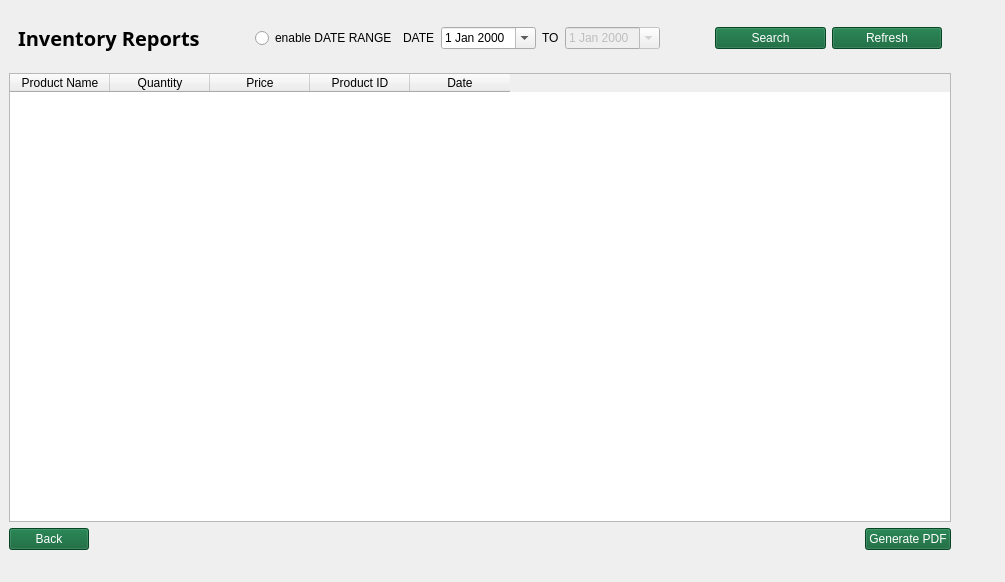
Bideiro/Ranil_project_py, file Screens/MainMenuScreens/Reports/Inventory_Report.ui: the form before one commit.
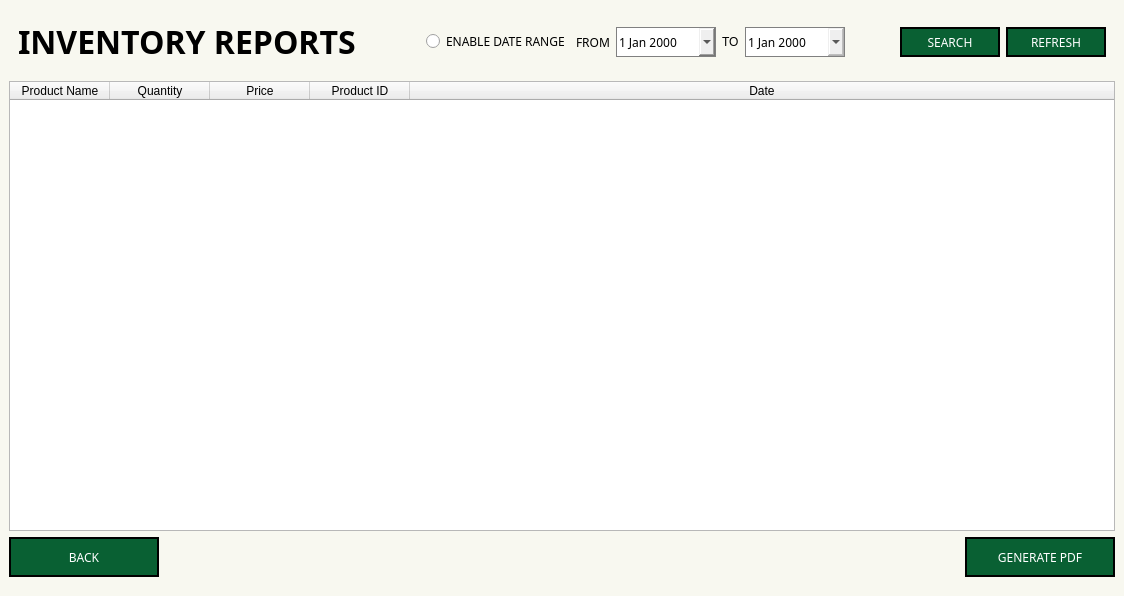
The form after the commit.

The edit to the form file:
```diff
--- a/Screens/MainMenuScreens/Reports/Inventory_Report.ui
+++ b/Screens/MainMenuScreens/Reports/Inventory_Report.ui
@@ -6,15 +6,44 @@
    <rect>
     <x>0</x>
     <y>0</y>
-    <width>1005</width>
-    <height>582</height>
+    <width>1124</width>
+    <height>596</height>
    </rect>
   </property>
   <property name="windowTitle">
    <string>MainWindow</string>
   </property>
   <widget class="QWidget" name="centralwidget">
+   <property name="styleSheet">
+    <string notr="true">.QWidget{
+background-color: #F8F8F0;
+}
+.QPushButton{
+background-color: #096033;
+border: 2px solid;
+color: white
+}
+.QDateEdit{
+border : 1px solid gray;
+color: black
+}
+#Sales_Table{
+border : 2px solid #ABE27D;
+}</string>
+   </property>
    <layout class="QHBoxLayout" name="horizontalLayout">
+    <property name="leftMargin">
+     <number>0</number>
+    </property>
+    <property name="topMargin">
+     <number>0</number>
+    </property>
+    <property name="rightMargin">
+     <number>0</number>
+    </property>
+    <property name="bottomMargin">
+     <number>10</number>
+    </property>
     <item>
      <widget class="QWidget" name="widget" native="true">
       <property name="styleSheet">
@@ -24,15 +53,8 @@
 
 }</string>
       </property>
-      <widget class="QWidget" name="layoutWidget">
-       <property name="geometry">
-        <rect>
-         <x>0</x>
-         <y>0</y>
-         <width>942</width>
-         <height>541</height>
-        </rect>
-       </property>
+      <layout class="QVBoxLayout" name="verticalLayout_2">
+       <item>
        <layout class="QVBoxLayout" name="verticalLayout">
         <item>
          <widget class="QWidget" name="widget_2" native="true">
@@ -53,13 +75,14 @@
              </property>
              <property name="font">
               <font>
-               <family>DM Sans 14pt SemiBold</family>
-               <pointsize>15</pointsize>
+                <family>DM Sans</family>
+                <pointsize>24</pointsize>
+                <weight>75</weight>
                <bold>true</bold>
               </font>
              </property>
              <property name="text">
-              <string>Inventory Reports</string>
+               <string>INVENTORY REPORTS</string>
              </property>
             </widget>
            </item>
@@ -69,7 +92,7 @@
               <enum>Qt::Horizontal</enum>
              </property>
              <property name="sizeType">
-              <enum>QSizePolicy::Fixed</enum>
+               <enum>QSizePolicy::Expanding</enum>
              </property>
              <property name="sizeHint" stdset="0">
               <size>
@@ -84,20 +107,47 @@
              <layout class="QHBoxLayout" name="horizontalLayout_4">
               <item>
                <widget class="QRadioButton" name="radioButton">
+                 <property name="font">
+                  <font>
+                   <family>DM Sans</family>
+                  </font>
+                 </property>
                 <property name="text">
-                 <string>enable DATE RANGE</string>
+                  <string>ENABLE DATE RANGE</string>
                 </property>
                </widget>
               </item>
               <item>
                <widget class="QLabel" name="label_2">
+                 <property name="font">
+                  <font>
+                   <family>DM Sans</family>
+                  </font>
+                 </property>
                 <property name="text">
-                 <string>DATE</string>
+                  <string>FROM</string>
                 </property>
                </widget>
               </item>
               <item>
                <widget class="QDateEdit" name="FDate_DE">
+                 <property name="sizePolicy">
+                  <sizepolicy hsizetype="Fixed" vsizetype="Fixed">
+                   <horstretch>0</horstretch>
+                   <verstretch>0</verstretch>
+                  </sizepolicy>
+                 </property>
+                 <property name="minimumSize">
+                  <size>
+                   <width>100</width>
+                   <height>30</height>
+                  </size>
+                 </property>
+                 <property name="font">
+                  <font>
+                   <family>DM Sans</family>
+                  </font>
+                 </property>
                 <property name="calendarPopup">
                  <bool>true</bool>
                 </property>
@@ -115,6 +165,23 @@
                 <property name="enabled">
                  <bool>false</bool>
                 </property>
+                 <property name="sizePolicy">
+                  <sizepolicy hsizetype="Fixed" vsizetype="Fixed">
+                   <horstretch>0</horstretch>
+                   <verstretch>0</verstretch>
+                  </sizepolicy>
+                 </property>
+                 <property name="minimumSize">
+                  <size>
+                   <width>100</width>
+                   <height>30</height>
+                  </size>
+                 </property>
+                 <property name="font">
+                  <font>
+                   <family>DM Sans</family>
+                  </font>
+                 </property>
                 <property name="calendarPopup">
                  <bool>true</bool>
                 </property>
@@ -141,15 +208,61 @@
            </item>
            <item>
             <widget class="QPushButton" name="Search_btn">
+              <property name="sizePolicy">
+               <sizepolicy hsizetype="Fixed" vsizetype="Fixed">
+                <horstretch>0</horstretch>
+                <verstretch>0</verstretch>
+               </sizepolicy>
+              </property>
+              <property name="minimumSize">
+               <size>
+                <width>100</width>
+                <height>30</height>
+               </size>
+              </property>
+              <property name="sizeIncrement">
+               <size>
+                <width>100</width>
+                <height>30</height>
+               </size>
+              </property>
+              <property name="font">
+               <font>
+                <family>DM Sans</family>
+               </font>
+              </property>
              <property name="text">
-              <string>Search</string>
+               <string>SEARCH</string>
              </property>
             </widget>
            </item>
            <item>
             <widget class="QPushButton" name="Refresh_btn">
+              <property name="sizePolicy">
+               <sizepolicy hsizetype="Fixed" vsizetype="Fixed">
+                <horstretch>0</horstretch>
+                <verstretch>0</verstretch>
+               </sizepolicy>
+              </property>
+              <property name="minimumSize">
+               <size>
+                <width>100</width>
+                <height>30</height>
+               </size>
+              </property>
+              <property name="sizeIncrement">
+               <size>
+                <width>100</width>
+                <height>30</height>
+               </size>
+              </property>
+              <property name="font">
+               <font>
+                <family>DM Sans</family>
+               </font>
+              </property>
              <property name="text">
-              <string>Refresh</string>
+               <string>REFRESH</string>
              </property>
             </widget>
            </item>
@@ -158,6 +271,11 @@
         </item>
         <item>
          <widget class="QTableWidget" name="tableWidget">
+           <property name="font">
+            <font>
+             <family>DM Sans</family>
+            </font>
+           </property>
           <property name="sizeAdjustPolicy">
            <enum>QAbstractScrollArea::AdjustToContents</enum>
           </property>
@@ -173,6 +291,12 @@
           <property name="sortingEnabled">
            <bool>true</bool>
           </property>
+           <attribute name="horizontalHeaderCascadingSectionResizes">
+            <bool>true</bool>
+           </attribute>
+           <attribute name="horizontalHeaderStretchLastSection">
+            <bool>true</bool>
+           </attribute>
           <column>
            <property name="text">
             <string>Product Name</string>
@@ -204,8 +328,25 @@
          <layout class="QHBoxLayout" name="horizontalLayout_2">
           <item>
            <widget class="QPushButton" name="pushButton_2">
+             <property name="sizePolicy">
+              <sizepolicy hsizetype="Fixed" vsizetype="Fixed">
+               <horstretch>0</horstretch>
+               <verstretch>0</verstretch>
+              </sizepolicy>
+             </property>
+             <property name="minimumSize">
+              <size>
+               <width>150</width>
+               <height>40</height>
+              </size>
+             </property>
+             <property name="font">
+              <font>
+               <family>DM Sans</family>
+              </font>
+             </property>
             <property name="text">
-             <string>Back</string>
+              <string>BACK</string>
             </property>
            </widget>
           </item>
@@ -224,15 +365,33 @@
           </item>
           <item>
            <widget class="QPushButton" name="generateBtn">
+             <property name="sizePolicy">
+              <sizepolicy hsizetype="Fixed" vsizetype="Fixed">
+               <horstretch>0</horstretch>
+               <verstretch>0</verstretch>
+              </sizepolicy>
+             </property>
+             <property name="minimumSize">
+              <size>
+               <width>150</width>
+               <height>40</height>
+              </size>
+             </property>
+             <property name="font">
+              <font>
+               <family>DM Sans</family>
+              </font>
+             </property>
             <property name="text">
-             <string>Generate PDF</string>
+              <string>GENERATE PDF</string>
             </property>
            </widget>
           </item>
          </layout>
         </item>
        </layout>
-      </widget>
+       </item>
+      </layout>
      </widget>
     </item>
    </layout>
```
Left out of the diff: 3 changed lines with no effect on the pictures. Lines whose indentation alone changed are shown as unchanged.
